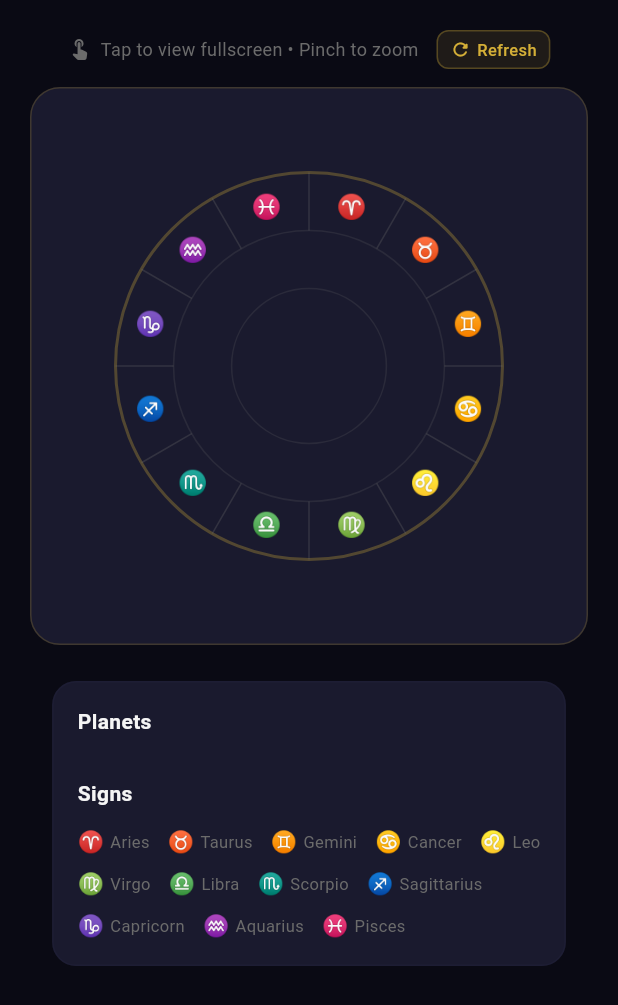
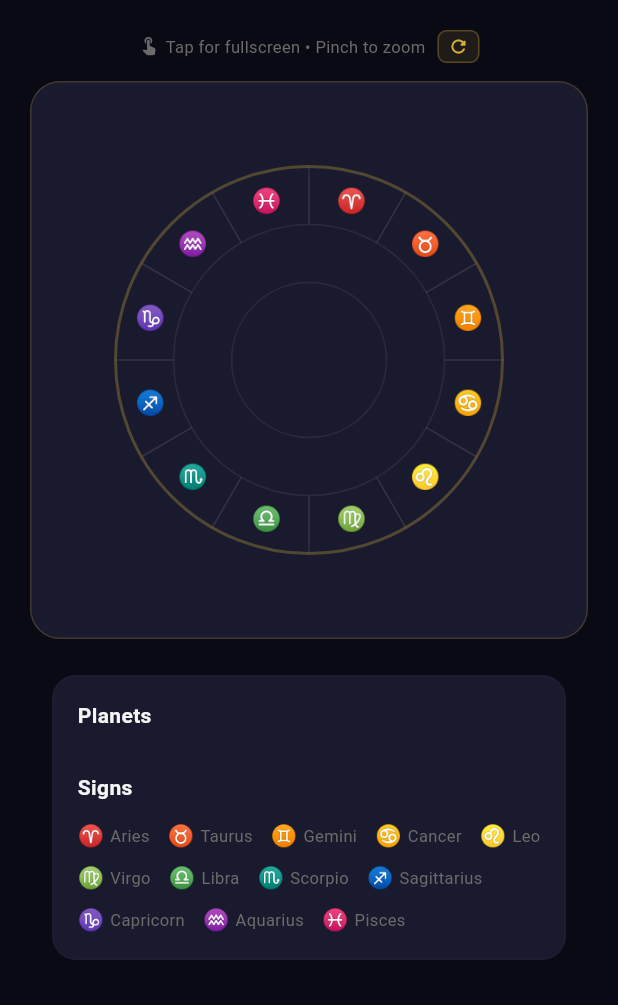
Before and after one commit to alexgro171-coder/astro-app, a Flutter app: the ChartWheelView widget shown alone on an empty page, opened directly with empty values, on a phone screen of 412 x 824 dp. Shown: the top 1005 px of the screen. Run offline on Flutter 3.47's test engine with Material 3 defaults, Android fonts, the phone set to English and light mode, and no system bars; our stand-ins replace dio, firebase_auth, firebase_core, firebase_messaging, flutter_local_notifications, flutter_riverpod and 10 more; missing offline and left inert: in_app_purchase_android, in_app_purchase_storekit; accounts and stored records are empty; network calls fail.

Commit message:
fix: Prevent overflow in chart wheel hint row
- Made hint text flexible with ellipsis overflow
- Simplified refresh button to icon only
- Reduced sizes for better fit on smaller screens

```diff
--- a/mobile/lib/features/natal_chart/widgets/chart_wheel_view.dart
+++ b/mobile/lib/features/natal_chart/widgets/chart_wheel_view.dart
@@ -56,58 +56,46 @@ class _ChartWheelViewState extends ConsumerState<ChartWheelView> {
               children: [
                 Icon(
                   Icons.touch_app_rounded,
-                  size: 16,
+                  size: 14,
                   color: AppColors.textMuted,
                 ),
-                const SizedBox(width: 6),
-                Text(
-                  'Tap to view fullscreen • Pinch to zoom',
-                  style: TextStyle(
-                    fontSize: 12,
-                    color: AppColors.textMuted,
+                const SizedBox(width: 4),
+                Flexible(
+                  child: Text(
+                    'Tap for fullscreen • Pinch to zoom',
+                    style: TextStyle(
+                      fontSize: 11,
+                      color: AppColors.textMuted,
+                    ),
+                    overflow: TextOverflow.ellipsis,
                   ),
                 ),
-                const SizedBox(width: 12),
+                const SizedBox(width: 8),
                 GestureDetector(
                   onTap: _isRefreshing ? null : _refreshChart,
                   child: Container(
-                    padding: const EdgeInsets.symmetric(horizontal: 8, vertical: 4),
+                    padding: const EdgeInsets.symmetric(horizontal: 6, vertical: 3),
                     decoration: BoxDecoration(
                       color: AppColors.accent.withOpacity(0.1),
-                      borderRadius: BorderRadius.circular(8),
+                      borderRadius: BorderRadius.circular(6),
                       border: Border.all(
                         color: AppColors.accent.withOpacity(0.3),
                       ),
                     ),
-                    child: Row(
-                      mainAxisSize: MainAxisSize.min,
-                      children: [
-                        if (_isRefreshing)
-                          const SizedBox(
-                            width: 12,
-                            height: 12,
+                    child: _isRefreshing
+                        ? const SizedBox(
+                            width: 14,
+                            height: 14,
                             child: CircularProgressIndicator(
                               strokeWidth: 2,
                               color: AppColors.accent,
                             ),
                           )
-                        else
-                          Icon(
+                        : Icon(
                             Icons.refresh_rounded,
                             size: 14,
                             color: AppColors.accent,
                           ),
-                        const SizedBox(width: 4),
-                        Text(
-                          'Refresh',
-                          style: TextStyle(
-                            fontSize: 11,
-                            color: AppColors.accent,
-                            fontWeight: FontWeight.w500,
-                          ),
-                        ),
-                      ],
-                    ),
                   ),
                 ),
               ],
```
